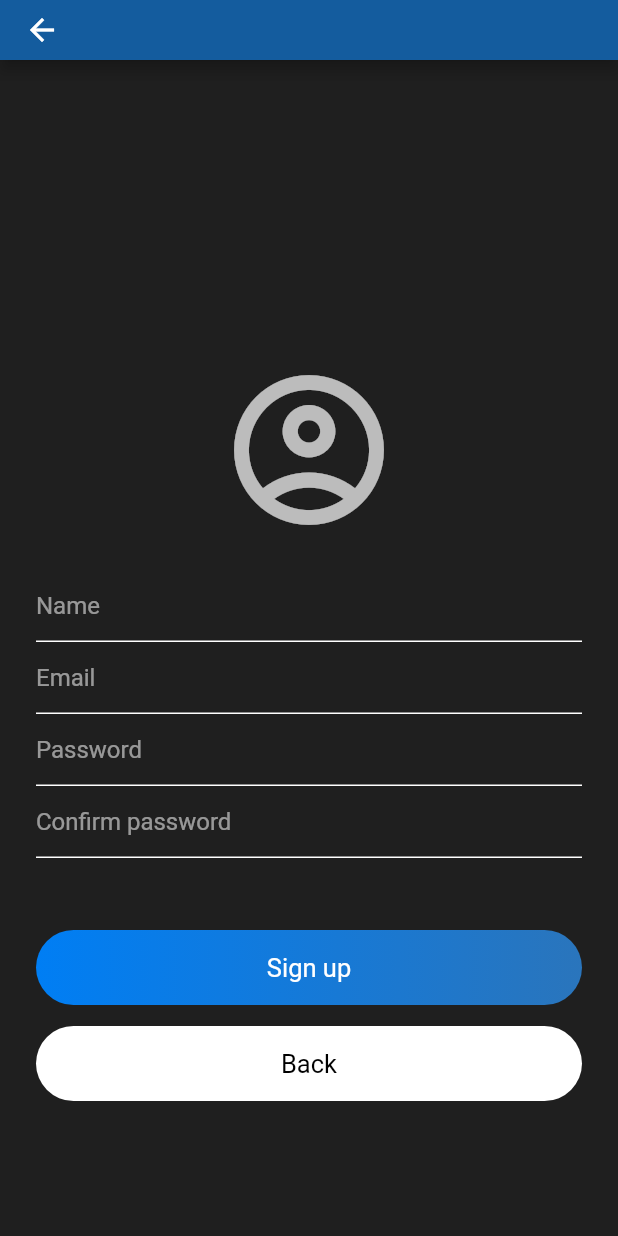
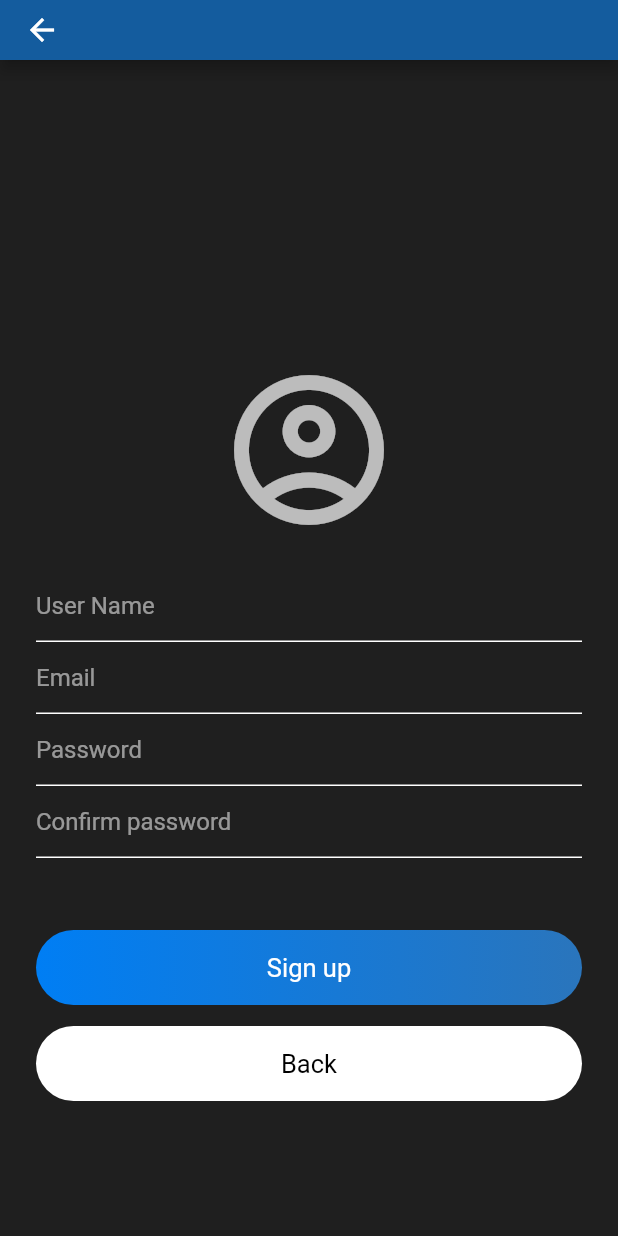
Before and after one commit to sultan4110/flutter_app_Sultan, a Flutter app: the screen it shows after launch, after a tap on "Register now", on a phone screen of 412 x 824 dp. Run offline on Flutter 3.47's test engine with Material 2 defaults, Android fonts, the light colour scheme and no system bars; our stand-ins replace firebase_auth, firebase_core; accounts and stored records are empty; network calls fail.

Commit message:
+ 3 functions to auth class + text field  validation

```diff
--- a/lib/Screens/signin.dart
+++ b/lib/Screens/signin.dart
@@ -28,16 +28,8 @@ class _SignInState extends State<SignIn> {
               mainAxisSize: MainAxisSize.min,
               children: [
                 TextField(
-                  style: TextStyle(color: Colors.white),
-                  decoration: InputDecoration(
-                      hintText: "email",
-                      hintStyle: TextStyle(
-                        color: Colors.white54,
-                      ),
-                      focusedBorder: UnderlineInputBorder(
-                          borderSide: BorderSide(color: Colors.white)),
-                      enabledBorder: UnderlineInputBorder(
-                          borderSide: BorderSide(color: Colors.white))),
+                  decoration: textFieldInputDecoration("email"),
+                  style: simpleTextStyle(),
                 ),
                 TextField(
                   decoration: textFieldInputDecoration("password"),
--- a/lib/Screens/signup.dart
+++ b/lib/Screens/signup.dart
@@ -1,6 +1,9 @@
 import 'package:flutter/material.dart';
 import 'package:flutter_app/Screens/signin.dart';
+import 'package:flutter_app/services/auth.dart';
 import 'package:flutter_app/widget/widget.dart';
+
+import 'home.dart';
 
 class SignUp extends StatefulWidget {
   const SignUp({Key? key}) : super(key: key);
@@ -10,6 +13,9 @@ class SignUp extends StatefulWidget {
 }
 
 class _SignUpState extends State<SignUp> {
+  AuthMethods authMethods = new AuthMethods();
+
+  final formKey = GlobalKey<FormState>();
   TextEditingController nameTextEditingController = new TextEditingController();
   TextEditingController emailTextEditingController =
       new TextEditingController();
@@ -17,6 +23,12 @@ class _SignUpState extends State<SignUp> {
       new TextEditingController();
   TextEditingController confirmPasswordTextEditingController =
       new TextEditingController();
+
+  signMeUp() {
+    if (formKey.currentState!.validate()) {}
+    authMethods.signUpwithEmailAndPasword(
+        emailTextEditingController.text, passwordTextEditingController.text);
+  }
 
   @override
   Widget build(BuildContext context) {
@@ -43,25 +55,46 @@ class _SignUpState extends State<SignUp> {
                   SizedBox(
                     height: 20,
                   ),
-                  TextField(
+                  Form(
+                    key: formKey,
+                    child: Column(
+                      children: [
+                        TextFormField(
+                          validator: (val) {
+                            if (val!.isEmpty || val.length < 4) {
+                              return "Required: must be longer than 3 letters ";
+                            } else {
+                              return null;
+                            }
+                          },
                           controller: nameTextEditingController,
-                    decoration: textFieldInputDecoration("Name"),
+                          decoration: textFieldInputDecoration("User Name"),
                           style: simpleTextStyle(),
                         ),
-                  TextField(
+                        TextFormField(
+                          //validator:(val)=>RegExp(r'^(([^<>()[\]\\.,;:\s@\"]+(\.[^<>()[\]\\.,;:\s@\"]+)*)|(\".+\"))@((\[[0-9]{1,3}\.[0-9]{1,3}\.[0-9]{1,3}\.[0-9]{1,3}\])|(([a-zA-Z\-0-9]+\.)+[a-zA-Z]{2,}))$').hasMatch(val!)? null: "Please provide a valid email",
                           controller: emailTextEditingController,
                           decoration: textFieldInputDecoration("Email"),
                           style: simpleTextStyle(),
                         ),
-                  TextField(
+                        TextFormField(
+                          validator: (val) => RegExp(
+                                      r'^(?=.*?[A-Z])(?=.*?[a-z])(?=.*?[0-9])(?=.*?[!@#\$&*~]).{8,}$')
+                                  .hasMatch(val!)
+                              ? null
+                              : "Please provide a valid password ex:@Least8Letters",
                           controller: passwordTextEditingController,
                           decoration: textFieldInputDecoration("Password"),
                           style: simpleTextStyle(),
                         ),
-                  TextField(
+                        TextFormField(
                           controller: confirmPasswordTextEditingController,
-                    decoration: textFieldInputDecoration("Confirm password"),
+                          decoration:
+                              textFieldInputDecoration("Confirm password"),
                           style: simpleTextStyle(),
+                        ),
+                      ],
+                    ),
                   ),
                   SizedBox(
                     height: 8,
@@ -70,7 +103,13 @@ class _SignUpState extends State<SignUp> {
                   SizedBox(
                     height: 40,
                   ),
-                  Container(
+                  GestureDetector(
+                    onTap: () {
+                      //  Navigator.push(context,
+                      //    MaterialPageRoute(builder: (context) => Home()));
+                      signMeUp();
+                    },
+                    child: Container(
                       alignment: Alignment.center,
                       width: MediaQuery.of(context).size.width,
                       padding: EdgeInsets.symmetric(vertical: 15),
@@ -87,6 +126,7 @@ class _SignUpState extends State<SignUp> {
                         style: TextStyle(
                           color: Colors.white,
                           fontSize: 17,
+                        ),
                       ),
                     ),
                   ),
--- a/lib/main.dart
+++ b/lib/main.dart
@@ -1,10 +1,14 @@
 import 'package:flutter/material.dart';
 import 'package:flutter_app/Screens/signin.dart';
-
+import 'package:firebase_core/firebase_core.dart';
 import 'Screens/home.dart';
 import 'Screens/signup.dart';
 
-void main() => runApp(MyApp());
+Future<void> main() async {
+  WidgetsFlutterBinding.ensureInitialized();
+  await Firebase.initializeApp();
+  runApp(MyApp());
+}
 
 class MyApp extends StatelessWidget implements PreferredSizeWidget {
   // This widget is the root of your application.
--- /dev/null
+++ b/lib/modal/user.dart
@@ -0,0 +1,5 @@
+class User {
+  String userId;
+
+  User({required this.userId});
+}
--- a/pubspec.yaml
+++ b/pubspec.yaml
@@ -23,7 +23,10 @@ environment:
 dependencies:
   flutter:
     sdk: flutter
-
+  flutter_pw_validator: ^1.2.1
+  cloud_firestore: ^1.0.0
+  google_fonts: ^2.0.0
+  provider: ^5.0.0
 
   # The following adds the Cupertino Icons font to your application.
   # Use with the CupertinoIcons class for iOS style icons.
```
Also changed, not shown: lib/services/auth.dart (+40 -1 lines), lib/widget/widget.dart (+21 -0 lines), pubspec.lock, 2 other files. Lines whose indentation alone changed are shown as unchanged.
